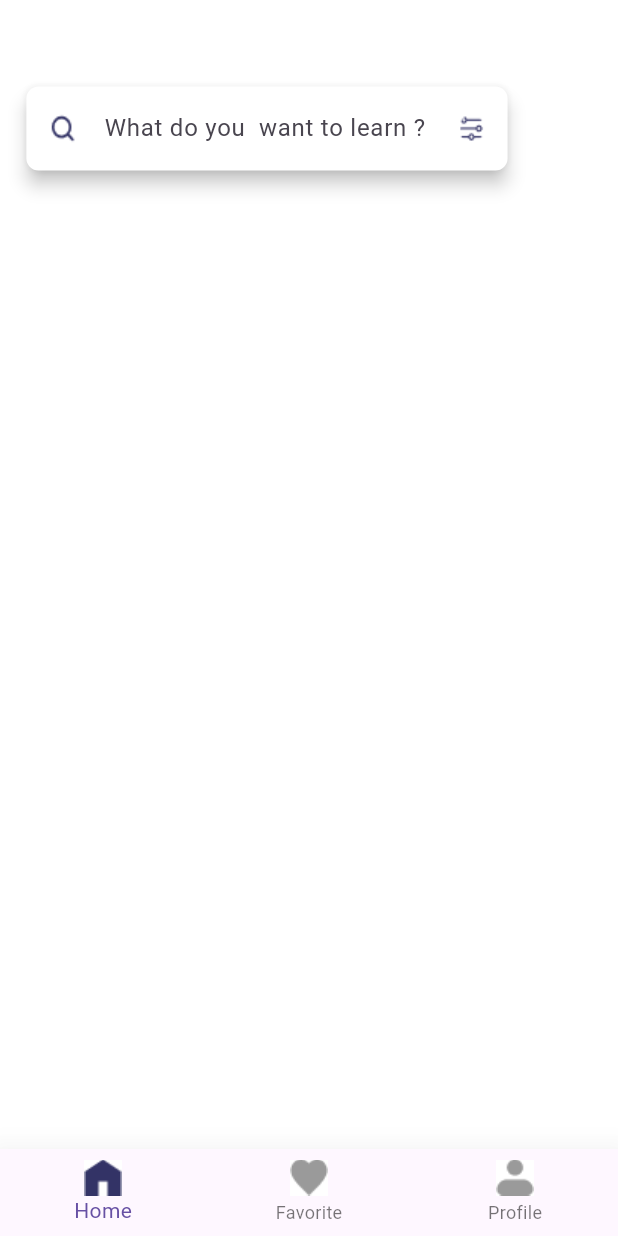
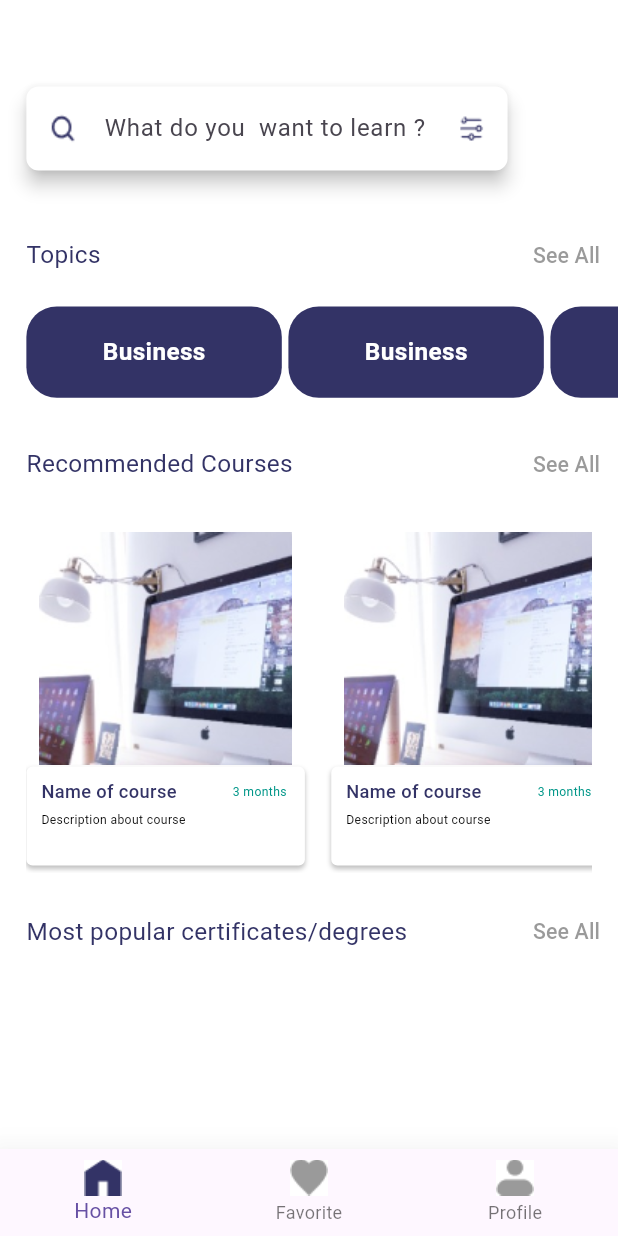
Before and after one commit to mahmoudsaber11/Learn-Up, a Flutter app: the LayoutView screen opened by its route, on a phone screen of 412 x 824 dp. Run offline on Flutter 3.47's test engine with Material 3 defaults, Android fonts, the phone set to English and light mode, and no system bars; our stand-ins replace equatable, flutter_bloc, flutter_screenutil, get_it, shared_preferences; accounts and stored records are empty.

Commit message:
create RecommendedCoursesListView and TopicsListView

```diff
--- a/lib/core/utils/functions/app_assets.dart
+++ b/lib/core/utils/functions/app_assets.dart
@@ -17,4 +17,6 @@ abstract class AppAssets {
   static const String iconActiveProfile = "assets/icons/active_profile.png";
   static const String iconFilter = "assets/icons/Filter.png";
   static const String iconSearch = "assets/icons/Search.png";
+
+  static const String imagesCourse = "assets/images/courses.png";
 }
--- a/lib/core/utils/functions/app_colors.dart
+++ b/lib/core/utils/functions/app_colors.dart
@@ -4,4 +4,5 @@ class AppColors {
   static const Color primaryColor = Color(0xFF333366);
   static const Color scaffoldBackgroundColor = Colors.white;
   static const Color greyColor = Color(0x94515151);
+  static const Color textColor = Color(0xff009688);
 }
--- a/lib/core/utils/functions/app_styles.dart
+++ b/lib/core/utils/functions/app_styles.dart
@@ -36,4 +36,12 @@ class AppStyles {
     fontSize: 14.sp,
     fontWeight: FontWeight.w500,
   );
+
+  static TextStyle textStyle12Medium = TextStyle(
+      fontSize: 12.sp,
+      fontWeight: FontWeight.w500,
+      color: AppColors.primaryColor);
+
+  static TextStyle textStyle8Light = TextStyle(
+      fontSize: 8.sp, fontWeight: FontWeight.w300, color: AppColors.textColor);
 }
--- a/lib/features/home/presentation/view/home_view.dart
+++ b/lib/features/home/presentation/view/home_view.dart
@@ -1,6 +1,9 @@
 import 'package:flutter/material.dart';
 import 'package:flutter_screenutil/flutter_screenutil.dart';
 import 'package:learn_up/features/home/presentation/widgets/custom_search_text_field.dart';
+import 'package:learn_up/features/home/presentation/widgets/custom_text_type.dart';
+import 'package:learn_up/features/home/presentation/widgets/recommended_courses_list_view.dart';
+import 'package:learn_up/features/home/presentation/widgets/topics_list_view.dart';
 
 class HomeView extends StatelessWidget {
   const HomeView({super.key});
@@ -10,10 +13,39 @@ class HomeView extends StatelessWidget {
     return Padding(
       padding: EdgeInsets.only(
           top: MediaQuery.of(context).size.height * .07, left: 16.w),
-      child: const Column(
-        children: [
-          CustomSearchTextField(),
-        ],
+      child: Expanded(
+        child: SingleChildScrollView(
+          child: Column(
+            children: [
+              const CustomSearchTextField(),
+              SizedBox(
+                height: 32.h,
+              ),
+              const CustomTextType(
+                type: "Topics",
+              ),
+              SizedBox(
+                height: 10.h,
+              ),
+              const TopicsListView(),
+              SizedBox(
+                height: 20.h,
+              ),
+              const CustomTextType(type: "Recommended Courses"),
+              SizedBox(
+                height: 20.h,
+              ),
+              const RecommendedCoursesListView(),
+              SizedBox(
+                height: 15.h,
+              ),
+              const CustomTextType(type: "Most popular certificates/degrees"),
+              SizedBox(
+                height: 20.h,
+              ),
+            ],
+          ),
+        ),
       ),
     );
   }
--- /dev/null
+++ b/lib/features/home/presentation/widgets/card_topics_item.dart
@@ -0,0 +1,30 @@
+import 'package:flutter/material.dart';
+import 'package:flutter_screenutil/flutter_screenutil.dart';
+import 'package:learn_up/core/utils/functions/app_colors.dart';
+import 'package:learn_up/core/utils/functions/app_styles.dart';
+
+class CardTopicsItem extends StatelessWidget {
+  const CardTopicsItem({
+    super.key,
+  });
+
+  @override
+  Widget build(BuildContext context) {
+    return Container(
+      width: 155.w,
+      height: 58.h,
+      decoration: ShapeDecoration(
+        color: AppColors.primaryColor,
+        shape: RoundedRectangleBorder(
+          borderRadius: BorderRadius.circular(20.r),
+        ),
+      ),
+      child: Align(
+          alignment: Alignment.center,
+          child: Text(
+            "Business",
+            style: AppStyles.textStyle16Bold,
+          )),
+    );
+  }
+}
--- /dev/null
+++ b/lib/features/home/presentation/widgets/custom_text_type.dart
@@ -0,0 +1,33 @@
+import 'package:flutter/material.dart';
+import 'package:learn_up/core/utils/functions/app_colors.dart';
+import 'package:learn_up/core/utils/functions/app_styles.dart';
+
+class CustomTextType extends StatelessWidget {
+  const CustomTextType({
+    super.key,
+    required this.type,
+    this.onPressed,
+  });
+  final String type;
+  final void Function()? onPressed;
+  @override
+  Widget build(BuildContext context) {
+    return Row(
+      mainAxisAlignment: MainAxisAlignment.spaceBetween,
+      children: [
+        Text(
+          type,
+          style: AppStyles.textStyle16Regular
+              .copyWith(color: AppColors.primaryColor),
+        ),
+        TextButton(
+            onPressed: onPressed,
+            child: Text(
+              "See All",
+              style: AppStyles.textStyle14Medium
+                  .copyWith(color: AppColors.greyColor),
+            )),
+      ],
+    );
+  }
+}
--- /dev/null
+++ b/lib/features/home/presentation/widgets/recommended_courses_list_view.dart
@@ -0,0 +1,97 @@
+import 'package:flutter/material.dart';
+import 'package:flutter_screenutil/flutter_screenutil.dart';
+import 'package:learn_up/core/utils/functions/app_assets.dart';
+import 'package:learn_up/core/utils/functions/app_styles.dart';
+
+class RecommendedCoursesListView extends StatelessWidget {
+  const RecommendedCoursesListView({
+    super.key,
+  });
+
+  @override
+  Widget build(BuildContext context) {
+    return SizedBox(
+      height: 225.h,
+      child: Padding(
+        padding: EdgeInsets.only(right: 16.w),
+        child: ListView.separated(
+          separatorBuilder: (context, index) => SizedBox(
+            width: 16.w,
+          ),
+          scrollDirection: Axis.horizontal,
+          itemCount: 5,
+          itemBuilder: (context, index) {
+            return Column(
+              children: [
+                Stack(
+                  children: [
+                    Container(
+                      height: 155.h,
+                      width: 169.w,
+                      decoration: const BoxDecoration(
+                          borderRadius: BorderRadius.only(
+                              topLeft: Radius.circular(8),
+                              topRight: Radius.circular(8)),
+                          image: DecorationImage(
+                              image: AssetImage(
+                            AppAssets.imagesCourse,
+                          ))),
+                    ),
+                  ],
+                ),
+                Container(
+                  width: 169.w,
+                  height: 65.h,
+                  decoration: ShapeDecoration(
+                    color: Colors.white,
+                    shape: RoundedRectangleBorder(
+                        borderRadius: BorderRadius.circular(4.r)),
+                    shadows: const [
+                      BoxShadow(
+                        color: Color(0x3F000000),
+                        blurRadius: 2,
+                        offset: Offset(0, 2),
+                        spreadRadius: 0,
+                      ),
+                    ],
+                  ),
+                  child: Padding(
+                    padding: EdgeInsets.symmetric(horizontal: 9.w, vertical: 8),
+                    child: Column(
+                      children: [
+                        Row(
+                          mainAxisAlignment: MainAxisAlignment.spaceBetween,
+                          children: [
+                            Text(
+                              "Name of course ",
+                              style: AppStyles.textStyle12Medium,
+                            ),
+                            Text(
+                              " 3 months ",
+                              style: AppStyles.textStyle8Light,
+                            ),
+                          ],
+                        ),
+                        SizedBox(
+                          height: 4.h,
+                        ),
+                        Align(
+                          alignment: Alignment.centerLeft,
+                          child: Text(
+                            "Description about course",
+                            style: AppStyles.textStyle8Light
+                                .copyWith(color: Colors.black),
+                          ),
+                        ),
+                      ],
+                    ),
+                  ),
+                ),
+              ],
+            );
+          },
+        ),
+      ),
+    );
+  }
+}
--- /dev/null
+++ b/lib/features/home/presentation/widgets/topics_list_view.dart
@@ -0,0 +1,24 @@
+import 'package:flutter/material.dart';
+import 'package:flutter_screenutil/flutter_screenutil.dart';
+import 'package:learn_up/features/home/presentation/widgets/card_topics_item.dart';
+
+class TopicsListView extends StatelessWidget {
+  const TopicsListView({
+    super.key,
+  });
+
+  @override
+  Widget build(BuildContext context) {
+    return SizedBox(
+      height: 60.h,
+      child: ListView.separated(
+        scrollDirection: Axis.horizontal,
+        itemCount: 5,
+        itemBuilder: (context, index) => const CardTopicsItem(),
+        separatorBuilder: (context, index) => SizedBox(
+          width: 4.w,
+        ),
+      ),
+    );
+  }
+}
```
Also changed, not shown: assets/images/courses.png (added).
